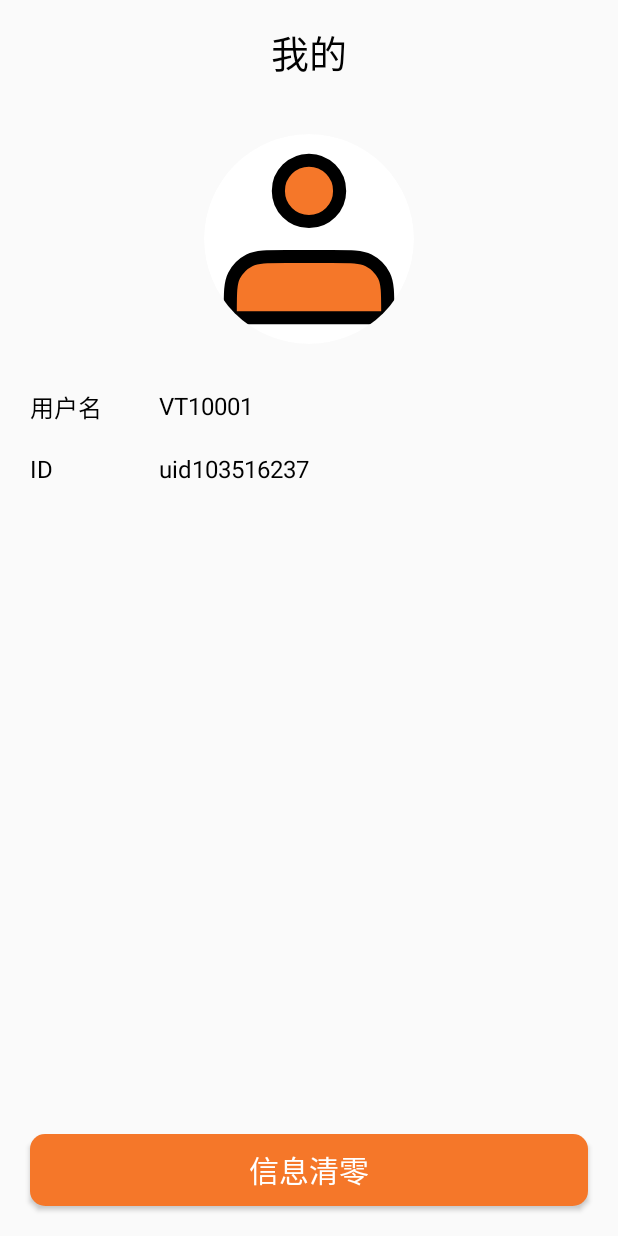
After one commit to ForeverHamburger/VaulTree, an Android app: the layout fragment_mine.xml on its own in the app's theme, with its tools: preview values and no code run, on a phone screen of 412 x 824 dp. The commit adds this screen. Run offline under Robolectric (Android 15) with nearby library versions, the phone set to English and light mode, and no system bars.

Commit message:
完成个人页UI，同时添加主页切换逻辑

```diff
--- /dev/null
+++ b/app/src/main/java/com/xupt/vaultree/mine/MineFragment.java
@@ -0,0 +1,41 @@
+package com.xupt.vaultree.mine;
+
+import android.os.Bundle;
+
+import androidx.fragment.app.Fragment;
+
+import android.view.LayoutInflater;
+import android.view.View;
+import android.view.ViewGroup;
+
+import com.xupt.vaultree.R;
+
+/**
+ * A simple {@link Fragment} subclass.
+ * Use the {@link MineFragment#newInstance} factory method to
+ * create an instance of this fragment.
+ */
+public class MineFragment extends Fragment {
+
+    public MineFragment() {
+        // Required empty public constructor
+    }
+
+    public static MineFragment newInstance() {
+        MineFragment fragment = new MineFragment();
+        return fragment;
+    }
+
+    @Override
+    public void onCreate(Bundle savedInstanceState) {
+        super.onCreate(savedInstanceState);
+    }
+
+    @Override
+    public View onCreateView(LayoutInflater inflater, ViewGroup container,
+                             Bundle savedInstanceState) {
+        // Inflate the layout for this fragment
+
+        return inflater.inflate(R.layout.fragment_mine, container, false);
+    }
+}
--- a/app/src/main/java/com/xupt/vaultree/navigation/MainActivity.java
+++ b/app/src/main/java/com/xupt/vaultree/navigation/MainActivity.java
@@ -20,6 +20,7 @@ import com.xupt.vaultree.R;
 import com.xupt.vaultree.account.AccountActivity;
 import com.xupt.vaultree.analyse.AnalyseFragment;
 import com.xupt.vaultree.databinding.ActivityMainBinding;
+import com.xupt.vaultree.mine.MineFragment;
 
 import java.util.ArrayList;
 import java.util.List;
@@ -46,14 +47,14 @@ public class MainActivity extends AppCompatActivity {
 
         List<NavigationInfo> navigationInfos = new ArrayList<>();
         navigationInfos.add(new NavigationInfo("统计",new AnalyseFragment()));
-        navigationInfos.add(new NavigationInfo("我的",new AnalyseFragment()));
+        navigationInfos.add(new NavigationInfo("我的",new MineFragment()));
 
         supportFragmentManager = getSupportFragmentManager();
         fragmentTransaction = supportFragmentManager.beginTransaction();
-        fragmentTransaction.add(R.id.fcv_main ,new AnalyseFragment())
-                .add(R.id.fcv_main ,new AnalyseFragment())
-                .hide(new AnalyseFragment())
-                .hide(new AnalyseFragment())
+        fragmentTransaction.add(R.id.fcv_main ,navigationInfos.get(0).getFragment())
+                .add(R.id.fcv_main ,navigationInfos.get(1).getFragment())
+                .hide(navigationInfos.get(0).getFragment())
+                .hide(navigationInfos.get(1).getFragment())
                 .commit();
 
 
--- /dev/null
+++ b/app/src/main/res/drawable/btn_background.xml
@@ -0,0 +1,9 @@
+<?xml version="1.0" encoding="utf-8"?>
+<shape xmlns:android="http://schemas.android.com/apk/res/android"
+    android:shape="rectangle">
+    <gradient
+        android:angle="180"
+        android:startColor="@color/orange"
+        android:endColor="@color/orange"/>
+    <corners android:radius="10dp"/>
+</shape>
--- /dev/null
+++ b/app/src/main/res/layout/fragment_mine.xml
@@ -0,0 +1,122 @@
+<?xml version="1.0" encoding="utf-8"?>
+<androidx.constraintlayout.widget.ConstraintLayout xmlns:android="http://schemas.android.com/apk/res/android"
+    xmlns:app="http://schemas.android.com/apk/res-auto"
+    xmlns:tools="http://schemas.android.com/tools"
+    android:id="@+id/main"
+    android:layout_width="match_parent"
+    android:layout_height="match_parent"
+    tools:context=".mine.MineFragment">
+
+
+    <LinearLayout
+        android:id="@+id/ll_edit_top"
+        android:layout_width="match_parent"
+        android:layout_height="wrap_content"
+        android:padding="10dp"
+        android:orientation="horizontal"
+        android:gravity="center_vertical"
+        app:layout_constraintEnd_toEndOf="parent"
+        app:layout_constraintStart_toStartOf="parent"
+        app:layout_constraintTop_toTopOf="parent">
+
+
+        <TextView
+            android:layout_width="0dp"
+            android:layout_height="wrap_content"
+            android:layout_weight="1"
+            android:padding="5dp"
+            android:text="我的"
+            android:fontFamily="@font/title_font"
+            android:textColor="@color/black"
+            android:textSize="25sp"
+            android:gravity="center" />
+    </LinearLayout>
+
+    <androidx.cardview.widget.CardView
+        android:id="@+id/cv_edit_head_container"
+        android:layout_width="140dp"
+        android:layout_height="140dp"
+        android:layout_marginTop="20dp"
+        app:cardCornerRadius="70dp"
+        app:cardElevation="0dp"
+        app:layout_constraintEnd_toEndOf="parent"
+        app:layout_constraintStart_toStartOf="parent"
+        app:layout_constraintTop_toBottomOf="@+id/ll_edit_top">
+
+        <ImageView
+            android:id="@+id/iv_edit_user_head"
+            android:layout_width="match_parent"
+            android:layout_height="match_parent"
+            android:adjustViewBounds="true"
+            android:scaleType="centerCrop"
+            android:src="@drawable/ic_people" />
+    </androidx.cardview.widget.CardView>
+    <!-- 用户名 -->
+    <TextView
+        android:id="@+id/tv_username_label"
+        android:layout_width="70dp"
+        android:layout_height="wrap_content"
+        android:text="用户名"
+        android:textSize="16sp"
+        android:textColor="@color/black"
+        android:layout_marginLeft="20dp"
+        android:layout_marginTop="30dp"
+        app:layout_constraintStart_toStartOf="parent"
+        app:layout_constraintTop_toBottomOf="@id/cv_edit_head_container" />
+
+    <EditText
+        android:id="@+id/et_username"
+        android:layout_width="0dp"
+        android:layout_height="wrap_content"
+        android:hint="VT10001"
+        android:textSize="16sp"
+        android:textColorHint="@color/black"
+        android:textColor="@color/black"
+        android:background="@android:color/transparent"
+        app:layout_constraintEnd_toEndOf="parent"
+        app:layout_constraintStart_toEndOf="@id/tv_username_label"
+        app:layout_constraintTop_toTopOf="@id/tv_username_label"
+        android:layout_marginStart="16dp"/>
+
+    <!-- ID -->
+    <TextView
+        android:id="@+id/tv_id_label"
+        android:layout_width="70dp"
+        android:layout_height="wrap_content"
+        android:text="ID"
+        android:textSize="16sp"
+        android:layout_marginLeft="20dp"
+        android:textColor="@color/black"
+        app:layout_constraintStart_toStartOf="parent"
+        app:layout_constraintTop_toBottomOf="@id/et_username"
+        android:layout_marginTop="20dp"/>
+
+    <TextView
+        android:id="@+id/et_id"
+        android:layout_width="0dp"
+        android:layout_height="wrap_content"
+        android:text="uid103516237"
+        android:textSize="16sp"
+        android:textColor="@color/black"
+        app:layout_constraintEnd_toEndOf="parent"
+        app:layout_constraintStart_toEndOf="@id/tv_id_label"
+        app:layout_constraintTop_toTopOf="@id/tv_id_label"
+        android:layout_marginStart="16dp"/>
+
+    <Button
+        android:id="@+id/btn_save"
+        android:layout_width="match_parent"
+        android:layout_height="wrap_content"
+        android:text="信息清零"
+        android:textColor="@color/white"
+        android:fontFamily="@font/content_font"
+        android:textSize="20sp"
+        android:layout_marginBottom="20dp"
+        android:layout_marginLeft="20dp"
+        android:layout_marginRight="20dp"
+        android:background="@drawable/btn_background"
+        app:layout_constraintBottom_toBottomOf="parent"
+        app:layout_constraintEnd_toEndOf="parent"
+        app:layout_constraintStart_toStartOf="parent" />
+
+</androidx.constraintlayout.widget.ConstraintLayout>
```
